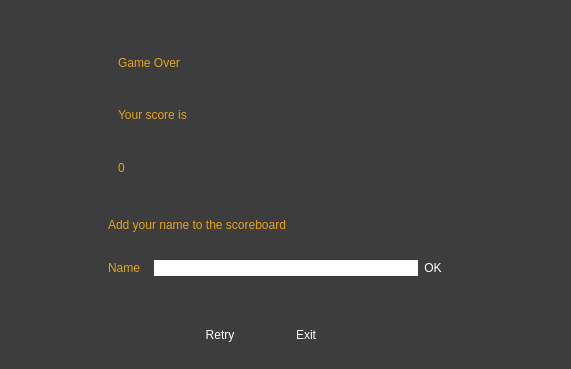
First picture: the form in gameover.ui, repository TheresePlaton/test, before the edit.
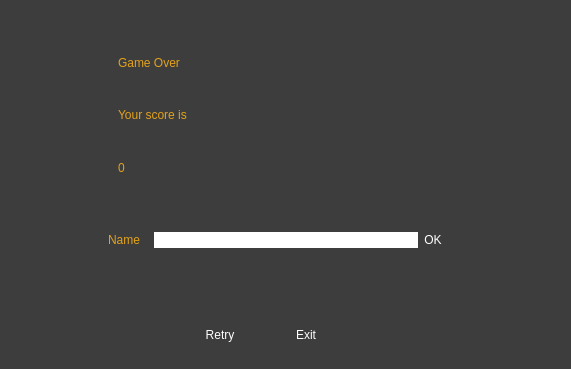
Second picture: the form after the edit.

```diff
--- a/gameover.ui
+++ b/gameover.ui
@@ -209,13 +209,6 @@
     </rect>
    </property>
    <layout class="QVBoxLayout" name="verticalLayout_2">
-    <item>
-     <widget class="QLabel" name="label_4">
-      <property name="text">
-       <string>Add your name to the scoreboard</string>
-      </property>
-     </widget>
-    </item>
     <item>
      <layout class="QHBoxLayout" name="horizontalLayout_2">
       <item>
```
Left out of the diff: 2 changed lines with no effect on the pictures.
